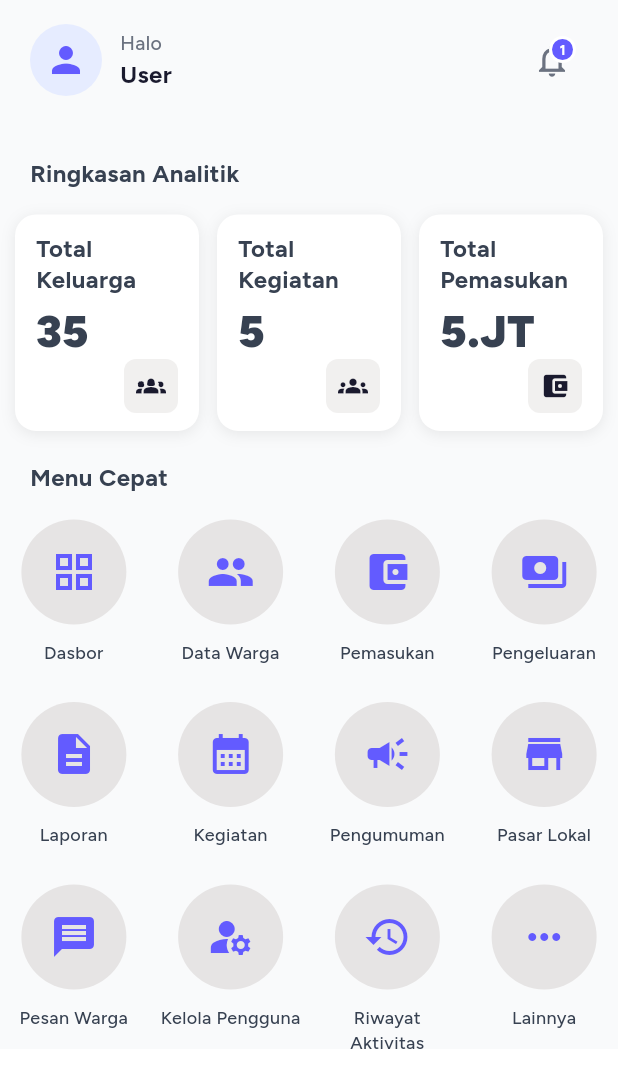
After one commit to Jawara-Land/jawara-pintar-mobile, a Flutter app: the HomeScreen screen opened directly, on a phone screen of 412 x 824 dp. The commit adds this screen. Shown: the top 1088 px of the screen. Run offline on Flutter 3.47's test engine with Material 3 defaults, Android fonts, the phone set to English and light mode, and no system bars; our stand-ins replace get, google_fonts.

Commit message:
feat(home): ✨ implement home UI

```diff
--- a/lib/configs/routes/route.dart
+++ b/lib/configs/routes/route.dart
@@ -4,4 +4,5 @@ abstract class Routes {
   static const String onboardingRoute = '/onboarding';
   static const String loginRoute = '/login';
   static const String registerRoute = '/register';
+  static const String homeRoute = '/home';
 }
--- /dev/null
+++ b/lib/modules/features/home/bindings/home_binding.dart
@@ -0,0 +1,9 @@
+import 'package:get/get.dart';
+import 'package:jawara_mobile/modules/features/home/controllers/home_controller.dart';
+
+class HomeBinding extends Bindings {
+  @override
+  void dependencies() {
+    Get.put(HomeController());
+  }
+}
--- /dev/null
+++ b/lib/modules/features/home/constants/home_api_constant.dart
@@ -0,0 +1,3 @@
+class HomeApiConstant {
+  final String example = 'example';
+}
--- /dev/null
+++ b/lib/modules/features/home/constants/home_assets_constant.dart
@@ -0,0 +1,3 @@
+class HomeAssetsConstant {
+  final String example = 'example';
+}
--- /dev/null
+++ b/lib/modules/features/home/controllers/home_controller.dart
@@ -0,0 +1,5 @@
+import 'package:get/get.dart';
+
+class HomeController extends GetxController {
+  static HomeController get to => Get.find();
+}
--- /dev/null
+++ b/lib/modules/features/home/repositories/home_repository.dart
@@ -0,0 +1,7 @@
+import 'package:jawara_mobile/modules/features/home/constants/home_api_constant.dart';
+
+class HomeRepository {
+  HomeRepository._();
+
+  var apiConstant = HomeApiConstant();
+}
--- /dev/null
+++ b/lib/modules/features/home/view/components/home_analytics_section.dart
@@ -0,0 +1,110 @@
+import 'package:flutter/material.dart';
+import 'package:jawara_mobile/shared/styles/app_styles.dart';
+
+class HomeAnalyticsSection extends StatelessWidget {
+  const HomeAnalyticsSection({super.key});
+
+  @override
+  Widget build(BuildContext context) {
+    return Padding(
+      padding: const EdgeInsets.symmetric(horizontal: 10),
+      child: GridView.builder(
+        shrinkWrap: true,
+        physics: const NeverScrollableScrollPhysics(),
+        itemCount: _analyticsItems.take(3).length,
+        gridDelegate: const SliverGridDelegateWithFixedCrossAxisCount(
+          crossAxisCount: 3,
+          childAspectRatio: 0.85,
+          mainAxisSpacing: 14,
+          crossAxisSpacing: 12,
+        ),
+        itemBuilder: (context, index) {
+          final item = _analyticsItems[index];
+          return HomeAnalyticsCard(
+            title: item.title,
+            value: item.value,
+            icon: item.icon,
+          );
+        },
+      ),
+    );
+  }
+}
+
+class HomeAnalyticsCard extends StatelessWidget {
+  const HomeAnalyticsCard({
+    super.key,
+    required this.title,
+    required this.value,
+    required this.icon,
+  });
+
+  final String title;
+  final String value;
+  final IconData icon;
+
+  @override
+  Widget build(BuildContext context) {
+    return Container(
+      padding: const EdgeInsets.only(left: 14, right: 14, top: 12, bottom: 12),
+      decoration: BoxDecoration(
+        color: AppColor.surface,
+        borderRadius: BorderRadius.circular(14),
+        boxShadow: [
+          BoxShadow(
+            color: AppColor.shadow,
+            blurRadius: 8,
+            offset: const Offset(0, 2),
+            spreadRadius: 0,
+          ),
+        ],
+      ),
+      child: Column(
+        crossAxisAlignment: CrossAxisAlignment.start,
+        children: [
+          Text(
+            title,
+            style: AppTextStyle.titleLarge.copyWith(
+              color: AppColor.textSecondary,
+              height: 1.3,
+            ),
+            maxLines: 2,
+            overflow: TextOverflow.ellipsis,
+          ),
+          const SizedBox(height: 8),
+          Text(
+            value,
+            style: AppTextStyle.analyticsValue,
+            overflow: TextOverflow.ellipsis,
+          ),
+          const Spacer(),
+          Align(
+            alignment: Alignment.bottomRight,
+            child: Container(
+              padding: const EdgeInsets.all(8),
+              decoration: BoxDecoration(
+                color: AppColor.surfaceVariant,
+                borderRadius: BorderRadius.circular(8),
+              ),
+              child: Icon(icon, color: AppColor.textPrimary, size: 20),
+            ),
+          ),
+        ],
+      ),
+    );
+  }
+}
+
+class _AnalyticsItem {
+  const _AnalyticsItem(this.title, this.value, this.icon);
+
+  final String title;
+  final String value;
+  final IconData icon;
+}
+
+const List<_AnalyticsItem> _analyticsItems = [
+  _AnalyticsItem('Total Keluarga', '35', Icons.groups_2),
+  _AnalyticsItem('Total Kegiatan', '5', Icons.groups),
+  _AnalyticsItem('Total Pemasukan', '5.JT', Icons.account_balance_wallet),
+];
--- /dev/null
+++ b/lib/modules/features/home/view/components/home_dashboard_view.dart
@@ -0,0 +1,111 @@
+import 'package:flutter/material.dart';
+import 'package:get/get.dart';
+import 'package:jawara_mobile/configs/routes/route.dart';
+import 'package:jawara_mobile/modules/features/home/view/components/home_analytics_section.dart';
+import 'package:jawara_mobile/modules/features/home/view/components/home_header.dart';
+import 'package:jawara_mobile/modules/features/home/view/components/home_quick_actions_section.dart';
+import 'package:jawara_mobile/shared/styles/app_styles.dart';
+
+class HomeDashboardView extends StatelessWidget {
+  const HomeDashboardView({super.key});
+
+  @override
+  Widget build(BuildContext context) {
+    return Container(
+      color: AppColor.background,
+      child: SafeArea(
+        child: SingleChildScrollView(
+          physics: const BouncingScrollPhysics(),
+          child: Column(
+            crossAxisAlignment: CrossAxisAlignment.start,
+            children: [
+              HomeHeader(),
+
+              SizedBox(height: 24),
+
+              Padding(
+                padding: const EdgeInsets.symmetric(horizontal: 20),
+                child: Text(
+                  'Ringkasan Analitik',
+                  style: AppTextStyle.titleLarge.copyWith(
+                    color: AppColor.textSecondary,
+                  ),
+                ),
+              ),
+
+              SizedBox(height: 16),
+
+              HomeAnalyticsSection(),
+
+              SizedBox(height: 20),
+
+              Padding(
+                padding: const EdgeInsets.symmetric(horizontal: 20),
+                child: Text(
+                  'Menu Cepat',
+                  style: AppTextStyle.titleLarge.copyWith(
+                    color: AppColor.textSecondary,
+                  ),
+                ),
+              ),
+
+              SizedBox(height: 16),
+
+              HomeQuickActionsSection(
+                actions: [
+                  HomeQuickAction(
+                    icon: Icons.grid_view,
+                    label: 'Dasbor',
+                    onTap: () => Get.toNamed(Routes.mainRoute),
+                  ),
+                  HomeQuickAction(icon: Icons.people, label: 'Data Warga'),
+                  HomeQuickAction(
+                    icon: Icons.account_balance_wallet,
+                    label: 'Pemasukan',
+                  ),
+                  HomeQuickAction(icon: Icons.payments, label: 'Pengeluaran'),
+                  HomeQuickAction(icon: Icons.description, label: 'Laporan'),
+                  HomeQuickAction(
+                    icon: Icons.calendar_month,
+                    label: 'Kegiatan',
+                    onTap: () {},
+                  ),
+                  HomeQuickAction(
+                    icon: Icons.campaign,
+                    label: 'Pengumuman',
+                    onTap: () {},
+                  ),
+                  HomeQuickAction(
+                    icon: Icons.store,
+                    label: 'Pasar Lokal',
+                    onTap: () {},
+                  ),
+                  HomeQuickAction(
+                    icon: Icons.message,
+                    label: 'Pesan Warga',
+                    onTap: () {},
+                  ),
+                  HomeQuickAction(
+                    icon: Icons.manage_accounts,
+                    label: 'Kelola Pengguna',
+                    onTap: () {},
+                  ),
+                  HomeQuickAction(
+                    icon: Icons.history,
+                    label: 'Riwayat Aktivitas',
+                    onTap: () {},
+                  ),
+                  HomeQuickAction(
+                    icon: Icons.more_horiz,
+                    label: 'Lainnya',
+                    onTap: () {},
+                  ),
+                ],
+              ),
+            ],
+          ),
+        ),
+      ),
+    );
+  }
+}
--- /dev/null
+++ b/lib/modules/features/home/view/components/home_header.dart
@@ -0,0 +1,88 @@
+import 'package:flutter/material.dart';
+import 'package:get/get.dart';
+import 'package:jawara_mobile/shared/controllers/auth_controller.dart';
+import 'package:jawara_mobile/shared/styles/app_styles.dart';
+
+class HomeHeader extends StatelessWidget {
+  const HomeHeader({super.key});
+
+  @override
+  Widget build(BuildContext context) {
+    return Padding(
+      padding: const EdgeInsets.symmetric(horizontal: 20, vertical: 16),
+      child: Row(
+        children: [
+          const CircleAvatar(
+            radius: 24,
+            backgroundColor: AppColor.primaryLight,
+            child: Icon(Icons.person, color: AppColor.primary, size: 28),
+          ),
+
+          SizedBox(width: 12),
+
+          Obx(() {
+            final user = AuthController.to.currentUser.value;
+            final name = user?.name ?? 'User';
+            return Column(
+              crossAxisAlignment: CrossAxisAlignment.start,
+              children: [
+                Text(
+                  'Halo',
+                  style: AppTextStyle.bodySmall.copyWith(
+                    color: AppColor.textTertiary,
+                    fontSize: 13,
+                  ),
+                ),
+                Text(name, style: AppTextStyle.titleLarge),
+              ],
+            );
+          }),
+
+          Spacer(),
+
+          Stack(
+            clipBehavior: Clip.none,
+            children: [
+              IconButton(
+                onPressed: () {},
+                icon: const Icon(
+                  Icons.notifications_none,
+                  color: AppColor.textTertiary,
+                  size: 26,
+                ),
+              ),
+              Positioned(
+                right: 8,
+                top: 8,
+                child: Container(
+                  padding: const EdgeInsets.all(2),
+                  decoration: const BoxDecoration(
+                    color: AppColor.surface,
+                    shape: BoxShape.circle,
+                  ),
+                  child: Container(
+                    width: 14,
+                    height: 14,
+                    decoration: BoxDecoration(
+                      color: AppColor.primary,
+                      borderRadius: BorderRadius.circular(99),
+                    ),
+                    alignment: Alignment.center,
+                    child: Text(
+                      '1',
+                      style: AppTextStyle.caption.copyWith(
+                        fontSize: 9,
+                        color: AppColor.textOnPrimary,
+                        fontWeight: FontWeight.bold,
+                      ),
+                    ),
+                  ),
+                ),
+              ),
+            ],
+          ),
+        ],
+      ),
+    );
+  }
+}
--- /dev/null
+++ b/lib/modules/features/home/view/components/home_quick_actions_section.dart
@@ -0,0 +1,73 @@
+import 'package:flutter/material.dart';
+import 'package:jawara_mobile/shared/styles/app_styles.dart';
+
+class HomeQuickActionsSection extends StatelessWidget {
+  const HomeQuickActionsSection({super.key, required this.actions});
+
+  final List<HomeQuickAction> actions;
+
+  @override
+  Widget build(BuildContext context) {
+    return Padding(
+      padding: const EdgeInsets.symmetric(horizontal: 1),
+      child: GridView.builder(
+        shrinkWrap: true,
+        physics: const NeverScrollableScrollPhysics(),
+        itemCount: actions.length,
+        gridDelegate: const SliverGridDelegateWithFixedCrossAxisCount(
+          crossAxisCount: 4,
+          childAspectRatio: 0.88,
+          mainAxisSpacing: 12,
+          crossAxisSpacing: 8,
+        ),
+        itemBuilder: (context, index) => actions[index],
+      ),
+    );
+  }
+}
+
+class HomeQuickAction extends StatelessWidget {
+  const HomeQuickAction({
+    super.key,
+    required this.icon,
+    required this.label,
+    this.onTap,
+  });
+
+  final IconData icon;
+  final String label;
+  final VoidCallback? onTap;
+
+  @override
+  Widget build(BuildContext context) {
+    return Material(
+      color: Colors.transparent,
+      child: InkWell(
+        borderRadius: BorderRadius.circular(28),
+        onTap: onTap,
+        child: Column(
+          mainAxisSize: MainAxisSize.min,
+          children: [
+            Container(
+              width: 70,
+              height: 70,
+              decoration: const BoxDecoration(
+                shape: BoxShape.circle,
+                color: AppColor.primarySurface,
+              ),
+              child: Icon(icon, color: AppColor.primary, size: 32),
+            ),
+            const SizedBox(height: 10),
+            Text(
+              label,
+              textAlign: TextAlign.center,
+              style: AppTextStyle.labelSmall.copyWith(
+                color: AppColor.textSecondary,
+              ),
+            ),
+          ],
+        ),
+      ),
+    );
+  }
+}
--- /dev/null
+++ b/lib/modules/features/home/view/ui/home_screen.dart
@@ -0,0 +1,14 @@
+import 'package:flutter/material.dart';
+import 'package:jawara_mobile/modules/features/home/view/components/home_dashboard_view.dart';
+
+class HomeScreen extends StatelessWidget {
+  const HomeScreen({super.key});
+
+  @override
+  Widget build(BuildContext context) {
+    return const Scaffold(
+      backgroundColor: Colors.white,
+      body: SafeArea(child: HomeDashboardView()),
+    );
+  }
+}
```
